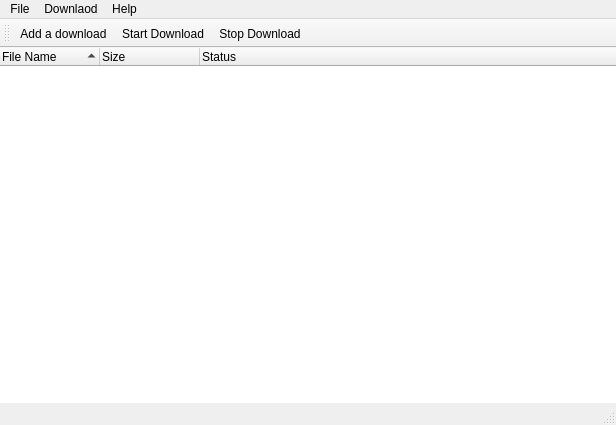
The window that Source/downloaderwindow.ui (ARASHz4/Advanced_Downloader) describes before a commit, drawn with Qt 5.
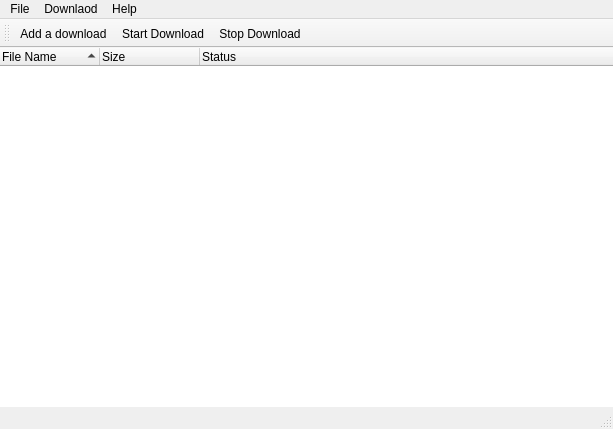
The same window after the commit. Icons and pictures are not drawn.

Patch:
```diff
--- a/Source/downloaderwindow.ui
+++ b/Source/downloaderwindow.ui
@@ -6,8 +6,8 @@
    <rect>
     <x>0</x>
     <y>0</y>
-    <width>616</width>
-    <height>425</height>
+    <width>613</width>
+    <height>429</height>
    </rect>
   </property>
   <property name="windowTitle">
@@ -72,8 +72,8 @@
     <rect>
      <x>0</x>
      <y>0</y>
-     <width>616</width>
-     <height>21</height>
+     <width>613</width>
+     <height>22</height>
     </rect>
    </property>
    <widget class="QMenu" name="menuFile">
```
Left out of the diff: 3 changed lines with no effect on the pictures.
